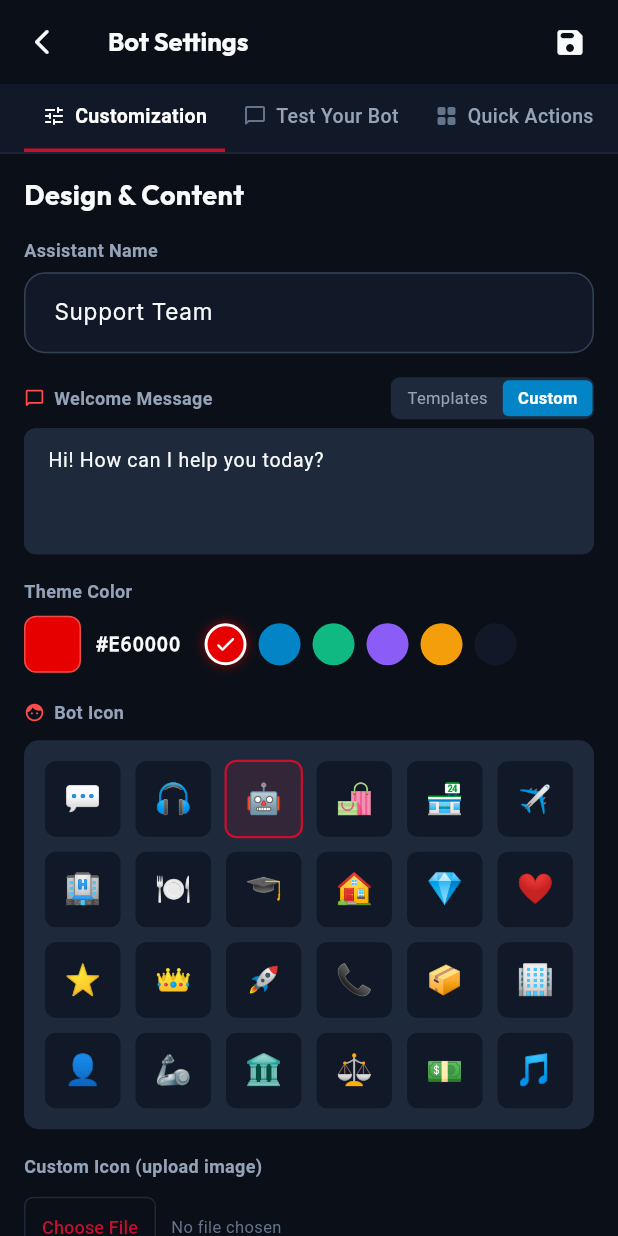
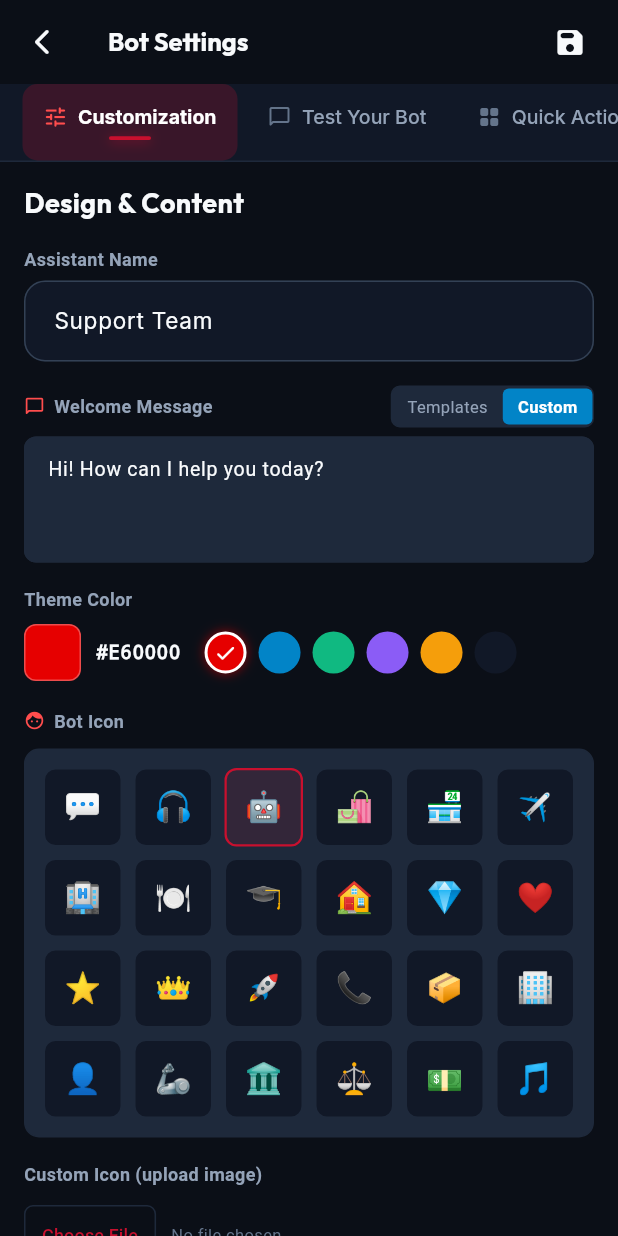
Before and after one commit to ammmar7874-dev/lead-agentui, a Flutter app: the BotSettingsView screen opened by its route, on a phone screen of 412 x 824 dp. Run offline on Flutter 3.47's test engine with Material 3 defaults, Android fonts, the phone set to English and light mode, and no system bars; our stand-ins replace fl_chart, flutter_animate, flutter_spinkit, get, get_storage, google_fonts; accounts and stored records are empty.

Commit message:
auto: periodic sync 2026-08-28 22:58:38

```diff
--- a/lib/modules/user/views/bot_settings_view.dart
+++ b/lib/modules/user/views/bot_settings_view.dart
@@ -438,7 +438,7 @@ class BotSettingsView extends StatelessWidget {
   }
 
   // ==========================================
-  // 1: SUB-TABS NAVIGATION BAR
+  // 1: ANIMATED SUB-TABS NAVIGATION BAR
   // ==========================================
   Widget _buildSubTabsBar(BotSettingsController controller, bool isDark) {
     final tabs = [
@@ -452,56 +452,101 @@ class BotSettingsView extends StatelessWidget {
     ];
 
     return Container(
+      height: 52,
       decoration: BoxDecoration(
         color: isDark ? AppColors.darkSurface : AppColors.lightSurface,
         border: Border(
           bottom: BorderSide(
             color: isDark ? AppColors.darkBorderSubtle : AppColors.lightBorderSubtle,
+            width: 1,
           ),
         ),
       ),
       child: SingleChildScrollView(
         scrollDirection: Axis.horizontal,
-        padding: const EdgeInsets.symmetric(horizontal: 16),
+        physics: const BouncingScrollPhysics(),
+        padding: const EdgeInsets.symmetric(horizontal: 12),
         child: Row(
           children: tabs.map((tab) {
             final isSelected = controller.activeSubTab.value == tab['key'];
             final icon = tab['icon'] as IconData;
             final label = tab['label'] as String;
 
-            return InkWell(
+            return Padding(
+              padding: const EdgeInsets.symmetric(horizontal: 3),
+              child: Material(
+                color: Colors.transparent,
+                child: InkWell(
                   onTap: () => controller.selectSubTab(tab['key'] as String),
-              child: Container(
-                padding: const EdgeInsets.symmetric(horizontal: 12, vertical: 12),
-                decoration: BoxDecoration(
-                  border: Border(
-                    bottom: BorderSide(
-                      color: isSelected ? AppColors.primary : Colors.transparent,
-                      width: 2.5,
-                    ),
-                  ),
-                ),
-                child: Row(
-                  children: [
-                    Icon(
+                  borderRadius: BorderRadius.circular(10),
+                  child: AnimatedContainer(
+                    duration: const Duration(milliseconds: 220),
+                    curve: Curves.easeOutCubic,
+                    padding: const EdgeInsets.symmetric(horizontal: 14, vertical: 8),
+                    decoration: BoxDecoration(
+                      color: isSelected
+                          ? (isDark
+                              ? AppColors.primarySoft.withValues(alpha: 0.22)
+                              : AppColors.primary.withValues(alpha: 0.08))
+                          : Colors.transparent,
+                      borderRadius: BorderRadius.circular(10),
+                    ),
+                    child: Column(
+                      mainAxisAlignment: MainAxisAlignment.center,
+                      children: [
+                        Row(
+                          mainAxisSize: MainAxisSize.min,
+                          children: [
+                            AnimatedScale(
+                              scale: isSelected ? 1.08 : 1.0,
+                              duration: const Duration(milliseconds: 200),
+                              child: Icon(
                                 icon,
                                 size: 16,
                                 color: isSelected
-                          ? (isDark ? Colors.white : AppColors.primary)
+                                    ? AppColors.primaryLight
                                     : (isDark ? AppColors.darkTextMuted : AppColors.lightTextMuted),
                               ),
-                    const SizedBox(width: 6),
-                    Text(
-                      label,
+                            ),
+                            const SizedBox(width: 7),
+                            AnimatedDefaultTextStyle(
+                              duration: const Duration(milliseconds: 200),
                               style: TextStyle(
                                 fontSize: 13,
                                 fontWeight: isSelected ? FontWeight.w700 : FontWeight.w500,
+                                fontFamily: 'Inter',
                                 color: isSelected
                                     ? (isDark ? Colors.white : AppColors.primary)
                                     : (isDark ? AppColors.darkTextSecondary : AppColors.lightTextSecondary),
                               ),
-                    ),
-                  ],
+                              child: Text(label),
+                            ),
+                          ],
+                        ),
+                        const SizedBox(height: 5),
+                        // Animated Glow Underline Indicator
+                        AnimatedContainer(
+                          duration: const Duration(milliseconds: 220),
+                          curve: Curves.easeOutCubic,
+                          height: 2.5,
+                          width: isSelected ? 28 : 0,
+                          decoration: BoxDecoration(
+                            color: isSelected ? AppColors.primary : Colors.transparent,
+                            borderRadius: BorderRadius.circular(4),
+                            boxShadow: isSelected
+                                ? [
+                                    BoxShadow(
+                                      color: AppColors.primary.withValues(alpha: 0.6),
+                                      blurRadius: 6,
+                                      offset: const Offset(0, 1),
+                                    ),
+                                  ]
+                                : null,
+                          ),
+                        ),
+                      ],
+                    ),
+                  ),
                 ),
               ),
             );
```
Lines whose indentation alone changed are shown as unchanged.
